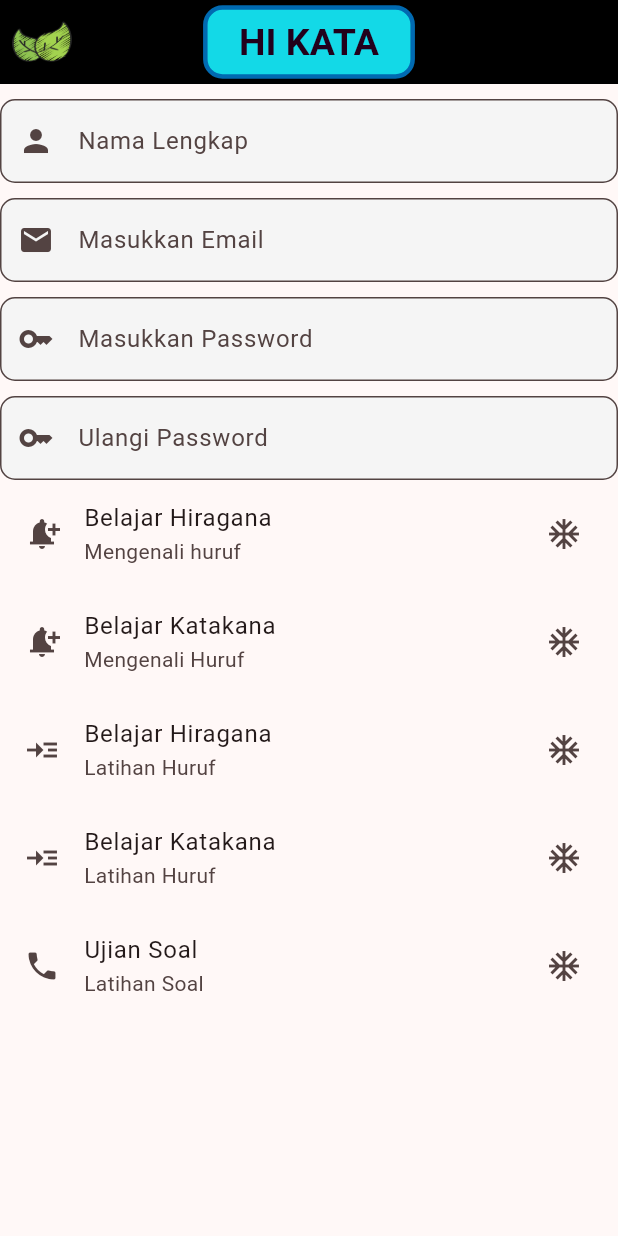
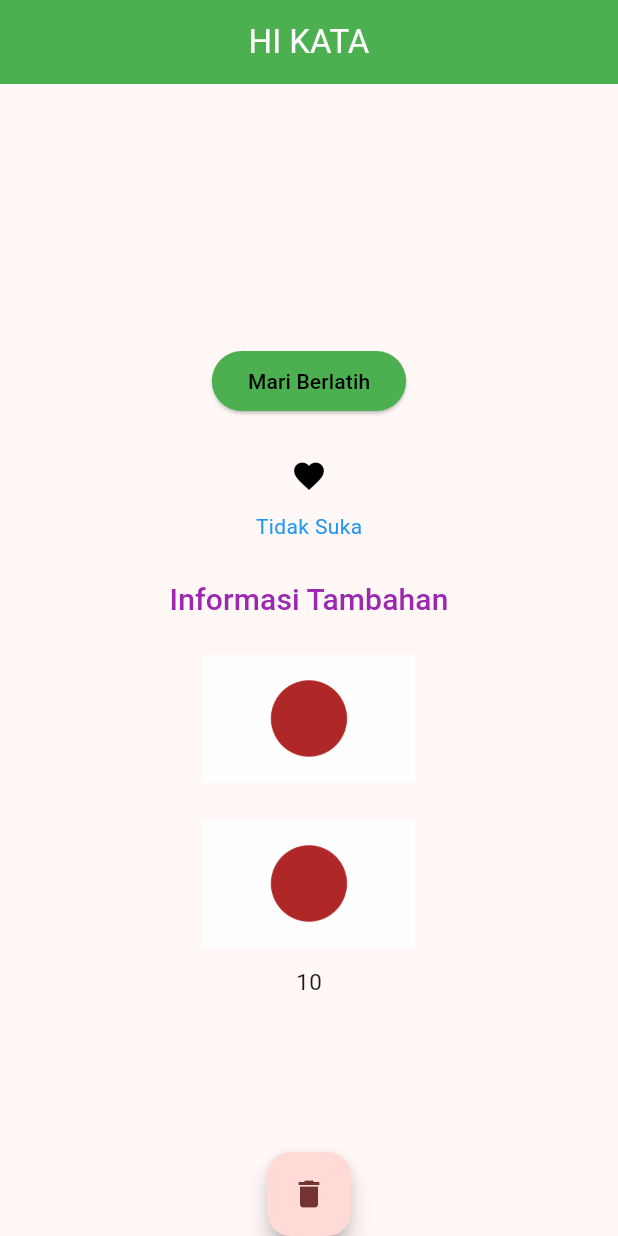
Before and after one commit to zacthappdev-star/flutterprojectjaka, a Flutter app: the screen it shows after launch, on a phone screen of 412 x 824 dp. Run offline on Flutter 3.47's test engine with Material 3 defaults, Android fonts, the phone set to English and light mode, and no system bars.

Commit message:
Tugas 5 Flutter

```diff
--- /dev/null
+++ b/ppkd_b6/lib/flutter5.dart
@@ -0,0 +1,127 @@
+import 'package:flutter/material.dart';
+
+class Hikata1 extends StatefulWidget {
+  const Hikata1({super.key});
+
+  @override
+  State<Hikata1> createState() => _Hikata1State();
+}
+
+class _Hikata1State extends State<Hikata1> {
+  int nilaiGesture = 10;
+  bool like = false;
+  bool perkenalkan = false;
+  bool deskripsi = false;
+
+  @override
+  Widget build(BuildContext context) {
+    return Scaffold(
+      appBar: AppBar(
+        centerTitle: true,
+        title: const Text("HI KATA"),
+        backgroundColor: Colors.green,
+        foregroundColor: Colors.white,
+      ),
+      body: Column(
+        mainAxisAlignment: MainAxisAlignment.center,
+        children: [
+          SizedBox(height: 15),
+          Center(),
+          ElevatedButton(
+            style: ElevatedButton.styleFrom(backgroundColor: Colors.green),
+            onPressed: () {
+              setState(() {
+                perkenalkan = !perkenalkan;
+              });
+            },
+            child: Text(
+              perkenalkan ? "Hallo Saya Pengguna Baru" : "Mari Berlatih",
+              style: TextStyle(color: Colors.black),
+            ),
+          ),
+          SizedBox(height: 15),
+          IconButton(
+            onPressed: () {
+              setState(() {
+                like = !like;
+              });
+            },
+            icon: Icon(Icons.favorite, color: like ? Colors.red : Colors.black),
+          ),
+          Text(
+            like ? "Menyukai" : "Tidak Suka",
+            style: TextStyle(color: Colors.blue),
+          ),
+          SizedBox(height: 15),
+          TextButton(
+            onPressed: () {
+              setState(() {
+                deskripsi = !deskripsi;
+              });
+            },
+            child: Text(
+              "Informasi Tambahan",
+              style: TextStyle(fontSize: 20, color: Colors.purple),
+            ),
+          ),
+          if (deskripsi)
+            Padding(
+              padding: EdgeInsets.all(16),
+              child: Text(
+                "HI KATA adalah aplikasi pembelajaran "
+                "huruf Hiragana dan Katakana "
+                "untuk pemula.",
+                textAlign: TextAlign.center,
+                style: TextStyle(fontSize: 16),
+              ),
+            ),
+          InkWell(
+            splashColor: Colors.red,
+            onTap: () {
+              print("JAPAN");
+            },
+            child: Padding(
+              padding: EdgeInsets.all(5),
+              child: Image.asset("assets/images/Japan.png", height: 100),
+            ),
+          ),
+          GestureDetector(
+            onTap: () {
+              setState(() {
+                nilaiGesture++;
+                print("Hiragana");
+              });
+            },
+            onDoubleTap: () {
+              setState(() {
+                nilaiGesture += 2;
+                print("Katakana");
+              });
+            },
+            onLongPress: () {
+              setState(() {
+                nilaiGesture += 3;
+                print("Kanji");
+              });
+            },
+            child: Padding(
+              padding: EdgeInsets.all(5),
+              child: Image.asset("assets/images/Japan.png", height: 100),
+            ),
+          ),
+          Text(nilaiGesture.toString(), style: TextStyle(fontSize: 15)),
+        ],
+      ),
+      floatingActionButtonLocation: FloatingActionButtonLocation.centerDocked,
+      floatingActionButton: FloatingActionButton(
+        onPressed: () {
+          setState(() {
+            nilaiGesture--;
+            print("Hiragana");
+          });
+        },
+        child: Icon(Icons.delete),
+      ),
+    );
+  }
+}
--- a/ppkd_b6/lib/main.dart
+++ b/ppkd_b6/lib/main.dart
@@ -1,5 +1,5 @@
 import 'package:flutter/material.dart';
-import 'package:ppkd_b6/flutter4.dart';
+import 'package:ppkd_b6/flutter5.dart';
 
 void main() {
   runApp(const MyApp());
@@ -33,7 +33,7 @@ class MyApp extends StatelessWidget {
           seedColor: const Color.fromARGB(255, 183, 58, 58),
         ),
       ),
-      home: Tugas4(),
+      home: Hikata1(),
     );
   }
 }
```
